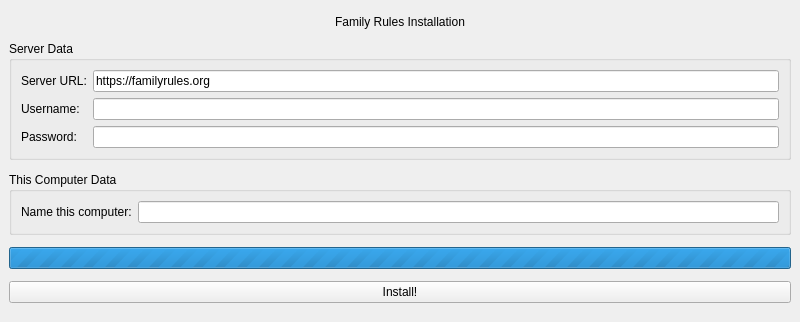
The window that qtdesigner/InitialSetup.ui (rzarajczyk/family-rules-client) describes before a commit, drawn with Qt 5.
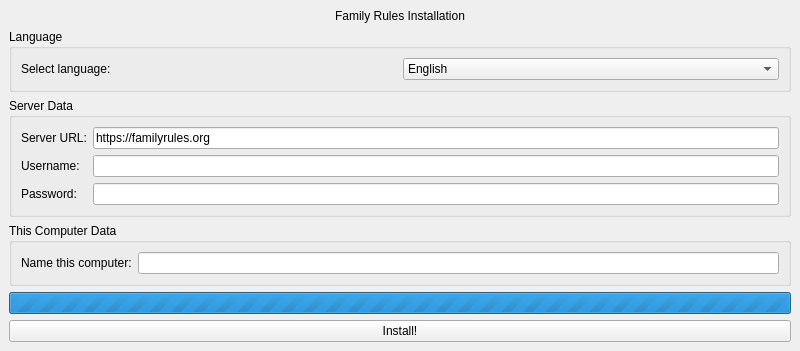
The same window after the commit.

```diff
--- a/qtdesigner/InitialSetup.ui
+++ b/qtdesigner/InitialSetup.ui
@@ -37,6 +37,42 @@
       </property>
      </widget>
     </item>
+    <item>
+     <widget class="QGroupBox" name="languageGroupBox">
+      <property name="sizePolicy">
+       <sizepolicy hsizetype="Preferred" vsizetype="Fixed">
+        <horstretch>0</horstretch>
+        <verstretch>0</verstretch>
+       </sizepolicy>
+      </property>
+      <property name="title">
+       <string>Language</string>
+      </property>
+      <layout class="QGridLayout" name="languageGridLayout">
+       <item row="0" column="0">
+        <widget class="QLabel" name="languageLabel">
+         <property name="text">
+          <string>Select language:</string>
+         </property>
+        </widget>
+       </item>
+       <item row="0" column="1">
+        <widget class="QComboBox" name="languageComboBox">
+         <item>
+          <property name="text">
+           <string>English</string>
+          </property>
+         </item>
+         <item>
+          <property name="text">
+           <string>Polski</string>
+          </property>
+         </item>
+        </widget>
+       </item>
+      </layout>
+     </widget>
+    </item>
     <item>
      <widget class="QGroupBox" name="groupBox">
       <property name="sizePolicy">
```
